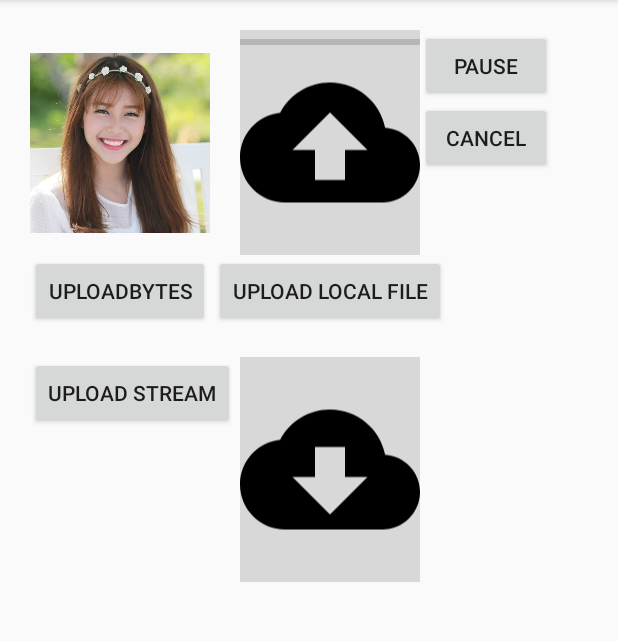
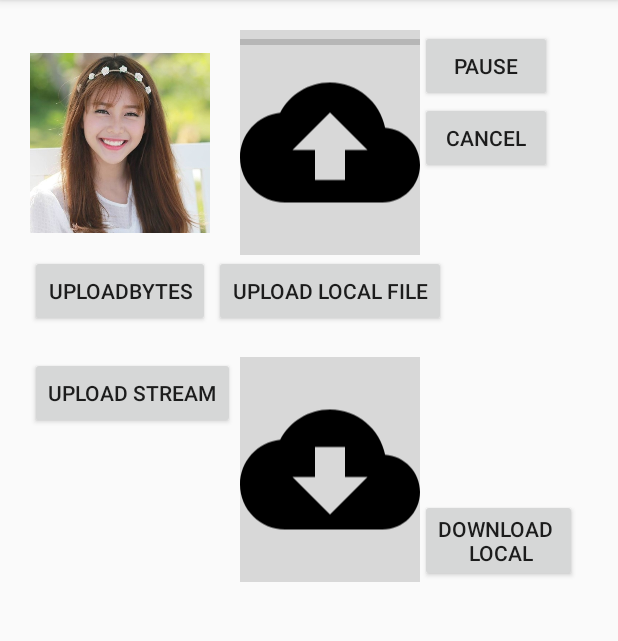
Before and after one commit to pvnhat/FirebaseDemo, an Android app: the CloudStorageDemo screen opened directly, with no data from a screen before it, on a phone screen of 412 x 824 dp, the part 84-725 px from its top. Run offline under Robolectric (Android 15) with nearby library versions, the phone set to English and light mode, and no system bars; our stand-ins replace Firebase (no records; nobody signed in at launch, a user with empty details on screens opened directly); pictures from the network do not load.

Commit message:
[Improvement] Add download demo

```diff
--- a/app/src/main/AndroidManifest.xml
+++ b/app/src/main/AndroidManifest.xml
@@ -5,6 +5,7 @@
 
     <uses-permission android:name="android.permission.INTERNET"/>
     <uses-permission android:name="android.permission.READ_EXTERNAL_STORAGE"/>
+    <uses-permission android:name="android.permission.WRITE_EXTERNAL_STORAGE"/>
     <uses-permission android:name="android.permission.WRITE_SOCIAL_STREAM"/>
 
     <application
--- a/app/src/main/res/layout/activity_cloud_storage_demo.xml
+++ b/app/src/main/res/layout/activity_cloud_storage_demo.xml
@@ -100,5 +100,26 @@
         app:layout_constraintTop_toBottomOf="@id/btn_upload_file"
         />
 
+    <ProgressBar
+        android:id="@+id/pr_download"
+        android:layout_width="0dp"
+        android:layout_height="0dp"
+        android:visibility="gone"
+        android:max="100"
+        app:layout_constraintBottom_toBottomOf="@+id/btn_local_download"
+        app:layout_constraintEnd_toEndOf="@+id/btn_local_download"
+        app:layout_constraintStart_toStartOf="@+id/btn_local_download"
+        app:layout_constraintTop_toTopOf="@+id/btn_local_download"
+        style="?android:attr/progressBarStyleHorizontal"
+        />
+    <Button
+        android:id="@+id/btn_local_download"
+        android:layout_width="wrap_content"
+        android:layout_height="wrap_content"
+        android:text="@string/download"
+        app:layout_constraintBottom_toBottomOf="@+id/img_downloaded"
+        app:layout_constraintStart_toEndOf="@id/img_downloaded"
+        />
+
 
 </androidx.constraintlayout.widget.ConstraintLayout>
--- a/app/src/main/res/values/strings.xml
+++ b/app/src/main/res/values/strings.xml
@@ -24,4 +24,5 @@
     <string name="login">Login</string>
     <string name="sign_out">Sign out</string>
     <string name="forgot_password">Forgot password</string>
+    <string name="download">Download \n Local</string>
 </resources>
```
Also changed, not shown: app/src/main/java/com/vannhat/firebasedemo_chat/CloudStorageDemo.kt (+73 -16 lines), app/src/main/java/com/vannhat/firebasedemo_chat/Utils.kt (+5 -2 lines).
